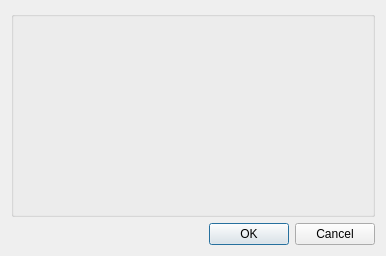
CCC-members/EEG_ArtifacRejection, file guide/DialogChannels.ui: the form before one commit.
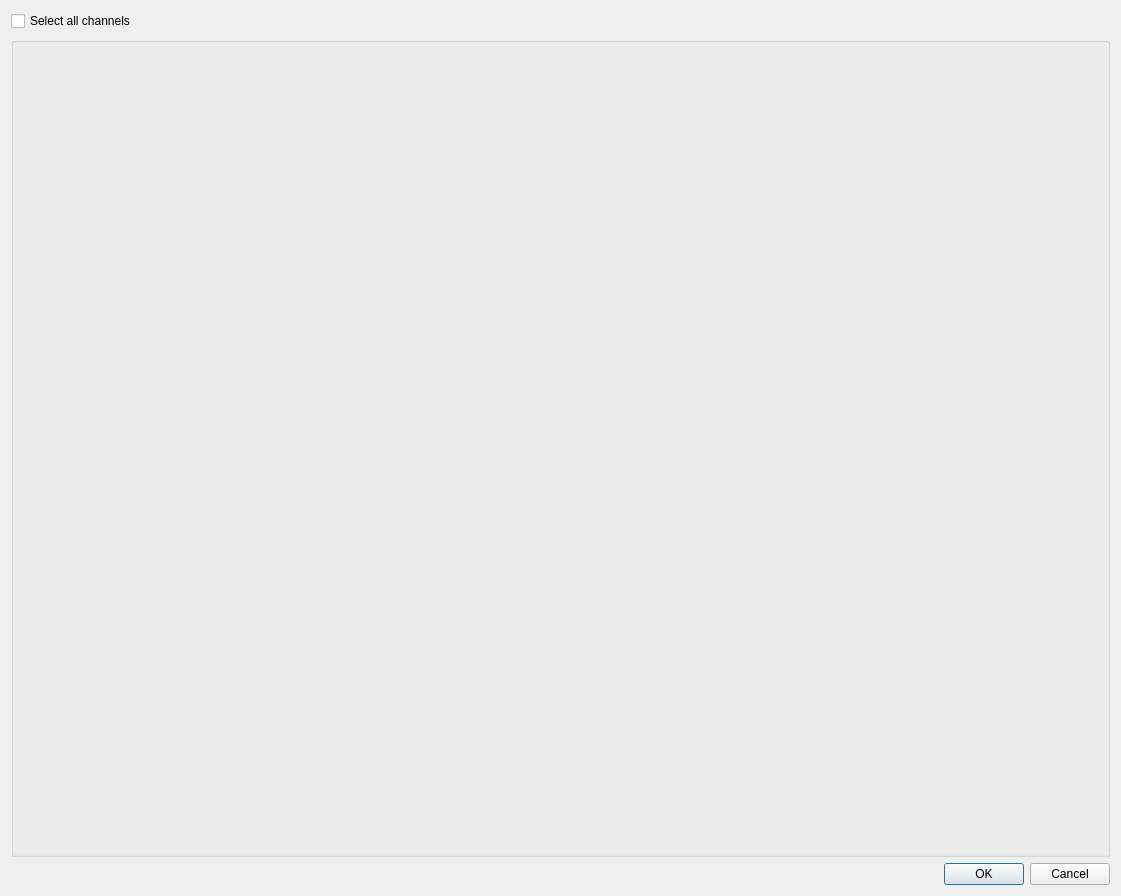
The form after the commit.

Commit message: Updating channels view

Diff of the .ui file:
```diff
--- a/guide/DialogChannels.ui
+++ b/guide/DialogChannels.ui
@@ -6,8 +6,8 @@
    <rect>
     <x>0</x>
     <y>0</y>
-    <width>386</width>
-    <height>256</height>
+    <width>1121</width>
+    <height>896</height>
    </rect>
   </property>
   <property name="sizePolicy">
@@ -19,8 +19,15 @@
   <property name="windowTitle">
    <string>Select the channels</string>
   </property>
-  <layout class="QGridLayout" name="gridLayout_2">
-   <item row="0" column="0">
+  <layout class="QVBoxLayout" name="verticalLayout_2">
+   <item>
+    <widget class="QCheckBox" name="checkBox">
+     <property name="text">
+      <string>Select all channels</string>
+     </property>
+    </widget>
+   </item>
+   <item>
     <widget class="QGroupBox" name="groupBoxChannels">
      <property name="sizePolicy">
       <sizepolicy hsizetype="Expanding" vsizetype="Expanding">
@@ -31,14 +38,14 @@
      <property name="title">
       <string/>
      </property>
-     <layout class="QHBoxLayout" name="horizontalLayout">
+     <layout class="QVBoxLayout" name="verticalLayout_3">
       <item>
        <layout class="QGridLayout" name="gridLayout"/>
       </item>
      </layout>
     </widget>
    </item>
-   <item row="1" column="0">
+   <item>
     <widget class="QDialogButtonBox" name="buttonBox">
      <property name="orientation">
       <enum>Qt::Horizontal</enum>
```
Left out of the diff: 8 changed lines with no effect on the pictures. The commit also changes 1 other file.
